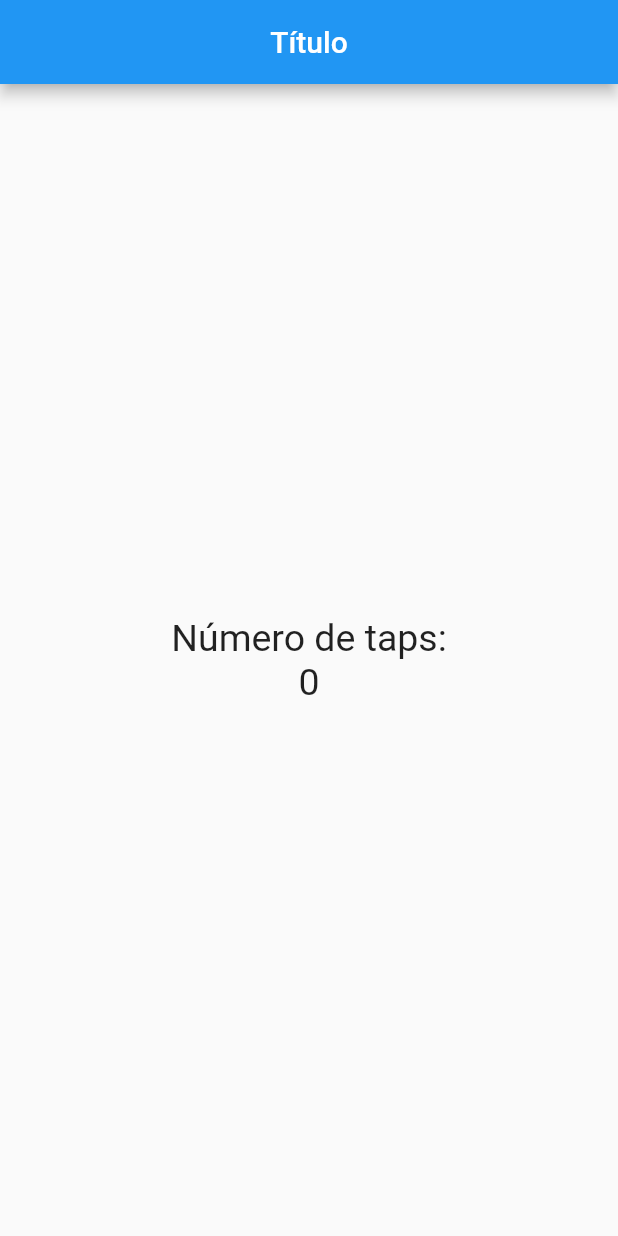
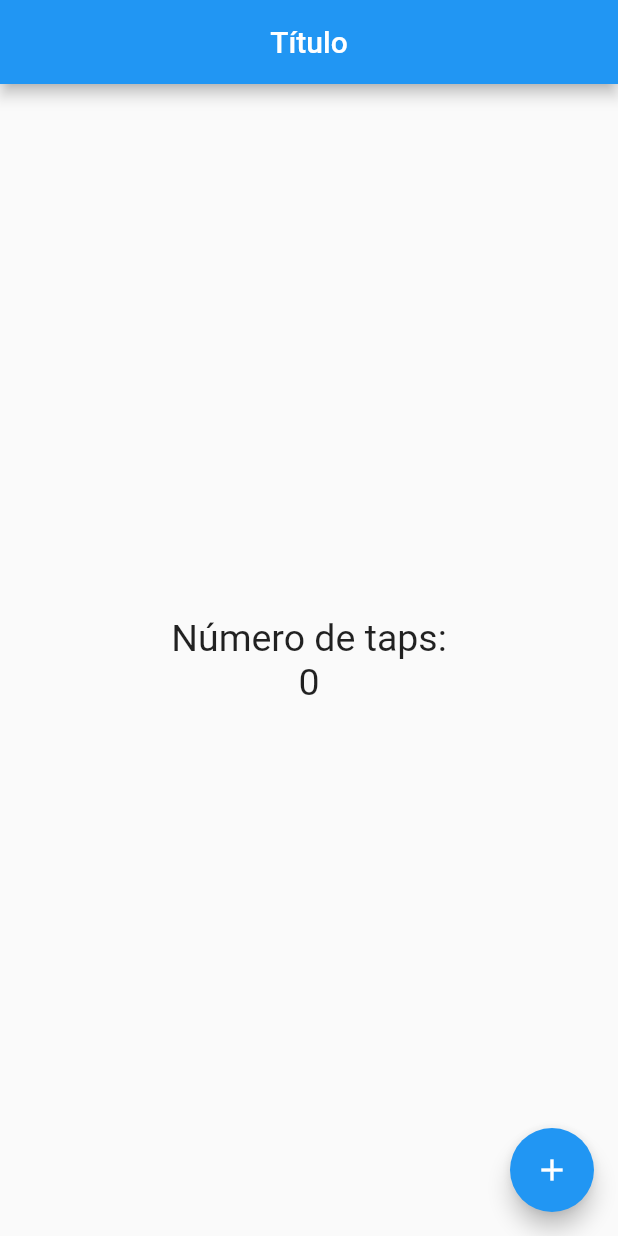
Before and after one commit to Jonathanrrs/Flutter-curso, a Flutter app: the screen it shows after launch, on a phone screen of 412 x 824 dp. Run offline on Flutter 3.47's test engine with Material 2 defaults, Android fonts, the phone set to English and light mode, and no system bars.

Commit message:
Botón flotante - FloatingActionButton

```diff
--- a/flutter_vscode/lib/src/pages/home_page.dart
+++ b/flutter_vscode/lib/src/pages/home_page.dart
@@ -28,6 +28,15 @@ class HomePage extends StatelessWidget {
         ],
       )
           /* no se puede poner otro child abajo, solo 1 */
-            ));
+          ),
+      floatingActionButton: FloatingActionButton(
+        child: Icon(Icons.add),
+        /* para que aparezca un icono, este puede ser cualquier cosa también */
+        onPressed: () {
+          /* una funcion recibe, es el boton para presionar */
+          print('Hola mundo');
+        },
+      ),
+    );
   }
 }
```
Lines whose indentation alone changed are shown as unchanged.
